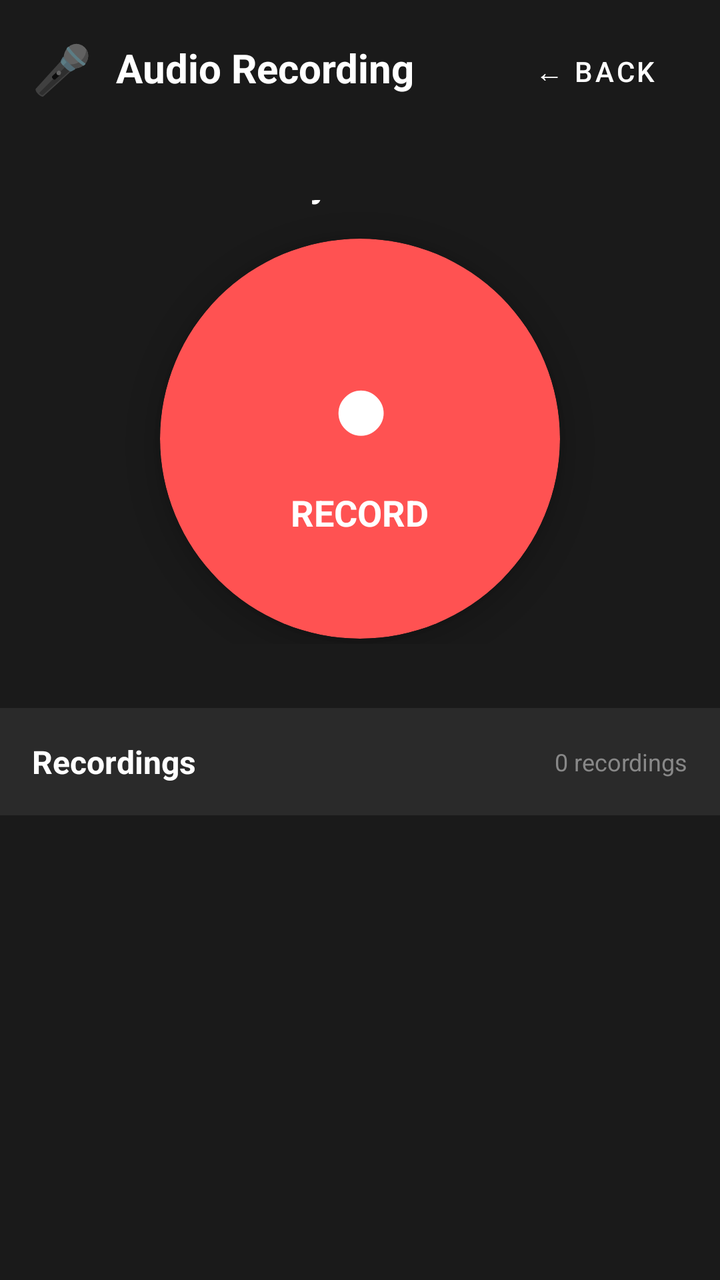
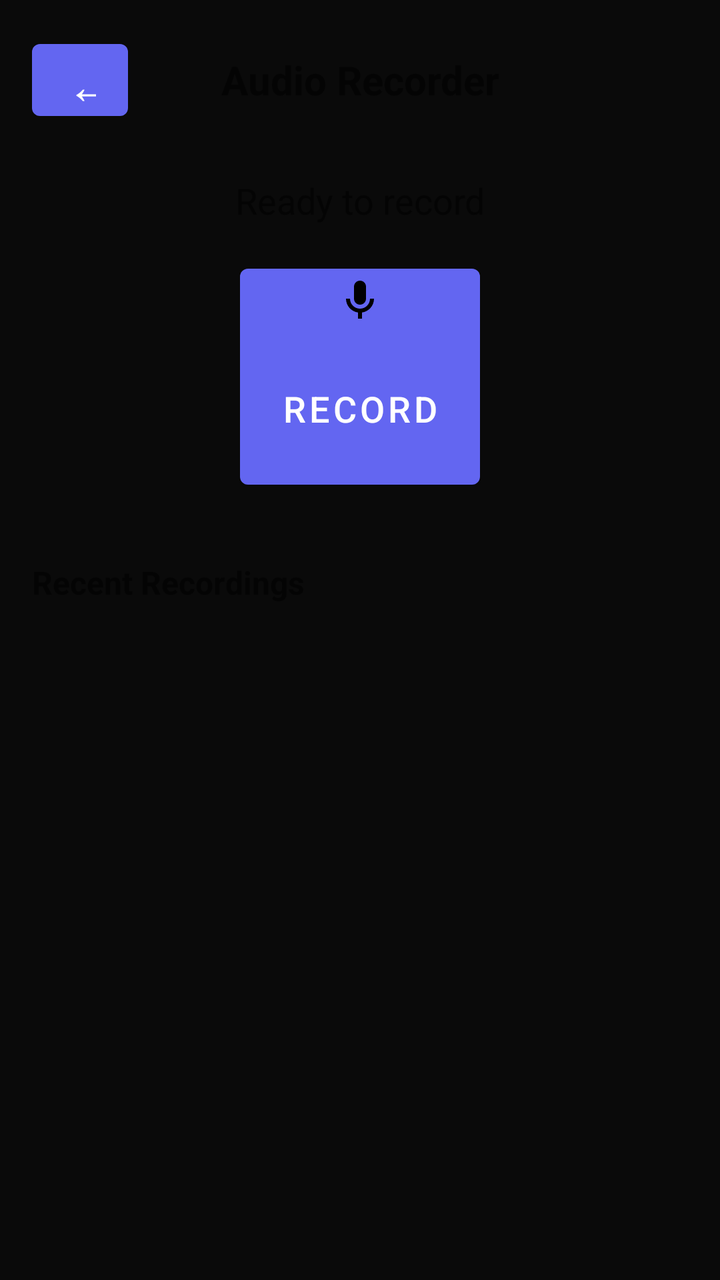

Screens rendered from an Android XML layout before and after an edit, with the pre-edit source and the edit as a unified diff.
<!-- AndroidManifest.xml: application theme Theme.Talita -->
<!-- res/layout/activity_audio.xml -->
<?xml version="1.0" encoding="utf-8"?>
<androidx.constraintlayout.widget.ConstraintLayout xmlns:android="http://schemas.android.com/apk/res/android"
    xmlns:app="http://schemas.android.com/apk/res-auto"
    android:layout_width="match_parent"
    android:layout_height="match_parent"
    android:background="#1A1A1A">

    
    <LinearLayout
        android:id="@+id/header_layout"
        android:layout_width="match_parent"
        android:layout_height="wrap_content"
        android:orientation="horizontal"
        android:padding="16dp"
        android:gravity="center_vertical"
        app:layout_constraintTop_toTopOf="parent"
        app:layout_constraintStart_toStartOf="parent"
        app:layout_constraintEnd_toEndOf="parent">

        <TextView
            android:layout_width="wrap_content"
            android:layout_height="wrap_content"
            android:text="🎤"
            android:textSize="24sp"
            android:layout_marginEnd="12dp" />

        <TextView
            android:layout_width="0dp"
            android:layout_height="wrap_content"
            android:layout_weight="1"
            android:text="Audio Recording"
            android:textColor="#FFFFFF"
            android:textSize="20sp"
            android:textStyle="bold" />

        <Button
            android:id="@+id/back_button"
            android:layout_width="wrap_content"
            android:layout_height="36dp"
            android:text="← Back"
            android:textColor="#FFFFFF"
            android:background="@android:color/transparent"
            android:minWidth="0dp"
            android:textSize="14sp" />

    </LinearLayout>

    
    <LinearLayout
        android:id="@+id/recording_section"
        android:layout_width="match_parent"
        android:layout_height="0dp"
        android:orientation="vertical"
        android:gravity="center"
        android:padding="32dp"
        app:layout_constraintTop_toBottomOf="@+id/header_layout"
        app:layout_constraintBottom_toTopOf="@+id/recordings_history_section"
        app:layout_constraintStart_toStartOf="parent"
        app:layout_constraintEnd_toEndOf="parent"
        app:layout_constraintVertical_weight="1">

        
        <TextView
            android:id="@+id/recording_status"
            android:layout_width="wrap_content"
            android:layout_height="wrap_content"
            android:text="Ready to Record"
            android:textColor="#FFFFFF"
            android:textSize="18sp"
            android:textStyle="bold"
            android:layout_marginBottom="16dp" />

        
        <TextView
            android:id="@+id/recording_timer"
            android:layout_width="wrap_content"
            android:layout_height="wrap_content"
            android:text="00:00"
            android:textColor="#FF5252"
            android:textSize="24sp"
            android:textStyle="bold"
            android:visibility="gone"
            android:layout_marginBottom="32dp" />

        
        <androidx.cardview.widget.CardView
            android:id="@+id/record_button_card"
            android:layout_width="200dp"
            android:layout_height="200dp"
            app:cardCornerRadius="100dp"
            app:cardBackgroundColor="#FF5252"
            app:cardElevation="8dp"
            android:clickable="true"
            android:focusable="true"
            android:foreground="?android:attr/selectableItemBackground">

            <LinearLayout
                android:layout_width="match_parent"
                android:layout_height="match_parent"
                android:orientation="vertical"
                android:gravity="center">

                <TextView
                    android:id="@+id/record_button_icon"
                    android:layout_width="wrap_content"
                    android:layout_height="wrap_content"
                    android:text="●"
                    android:textColor="#FFFFFF"
                    android:textSize="48sp"
                    android:textStyle="bold" />

                <TextView
                    android:id="@+id/record_button_text"
                    android:layout_width="wrap_content"
                    android:layout_height="wrap_content"
                    android:text="RECORD"
                    android:textColor="#FFFFFF"
                    android:textSize="18sp"
                    android:textStyle="bold"
                    android:layout_marginTop="8dp" />

            </LinearLayout>
        </androidx.cardview.widget.CardView>

        
        <TextView
            android:id="@+id/recording_instructions"
            android:layout_width="wrap_content"
            android:layout_height="wrap_content"
            android:text="Tap to start recording"
            android:textColor="#888888"
            android:textSize="14sp"
            android:layout_marginTop="24dp" />

    </LinearLayout>

    
    <LinearLayout
        android:id="@+id/recordings_history_section"
        android:layout_width="match_parent"
        android:layout_height="0dp"
        android:orientation="vertical"
        android:background="#2A2A2A"
        app:layout_constraintTop_toBottomOf="@+id/recording_section"
        app:layout_constraintBottom_toBottomOf="parent"
        app:layout_constraintStart_toStartOf="parent"
        app:layout_constraintEnd_toEndOf="parent"
        app:layout_constraintVertical_weight="1">

        
        <LinearLayout
            android:layout_width="match_parent"
            android:layout_height="wrap_content"
            android:orientation="horizontal"
            android:padding="16dp"
            android:gravity="center_vertical">

            <TextView
                android:layout_width="0dp"
                android:layout_height="wrap_content"
                android:layout_weight="1"
                android:text="Recordings"
                android:textColor="#FFFFFF"
                android:textSize="16sp"
                android:textStyle="bold" />

            <TextView
                android:id="@+id/recordings_count"
                android:layout_width="wrap_content"
                android:layout_height="wrap_content"
                android:text="0 recordings"
                android:textColor="#888888"
                android:textSize="12sp" />

        </LinearLayout>

        
        <androidx.recyclerview.widget.RecyclerView
            android:id="@+id/recordings_recycler"
            android:layout_width="match_parent"
            android:layout_height="match_parent"
            android:background="#1A1A1A"
            android:padding="8dp" />

    </LinearLayout>

</androidx.constraintlayout.widget.ConstraintLayout>
<!-- resources referenced by this layout -->
<resources>
  <style name="Theme.Talita" parent="Theme.MaterialComponents.DayNight.NoActionBar">
          
          <item name="colorPrimary">#6366F1</item>
          <item name="colorPrimaryVariant">#4C4EDB</item>
          <item name="colorOnPrimary">#FFFFFF</item>
          
          
          <item name="colorSecondary">#EC4899</item>
          <item name="colorSecondaryVariant">#DB2777</item>
          <item name="colorOnSecondary">#FFFFFF</item>
          
          
          <item name="android:colorBackground">#0A0A0A</item>
          <item name="colorSurface">#1A1A1A</item>
          <item name="colorError">#EF4444</item>
          
          
          <item name="android:statusBarColor">#0A0A0A</item>
          <item name="android:windowLightStatusBar">false</item>
          
          
          <item name="android:navigationBarColor">#111111</item>
          <item name="android:windowLightNavigationBar">false</item>
          
          
          <item name="android:textColorPrimary">#FAFAFA</item>
          <item name="android:textColorSecondary">#888888</item>
          
          
          <item name="android:windowBackground">#0A0A0A</item>
          
          
          <item name="android:windowDrawsSystemBarBackgrounds">true</item>
          <item name="android:fitsSystemWindows">false</item>
          
          
          <item name="materialCardViewStyle">@style/Widget.App.CardView</item>
          <item name="chipStyle">@style/Widget.App.Chip</item>
          <item name="floatingActionButtonStyle">@style/Widget.App.FloatingActionButton</item>
      </style>
  <style name="Widget.App.CardView" parent="Widget.MaterialComponents.CardView">
          <item name="cardBackgroundColor">#1A1A1A</item>
          <item name="cardCornerRadius">12dp</item>
          <item name="cardElevation">0dp</item>
          <item name="strokeWidth">0dp</item>
      </style>
  <style name="Widget.App.Chip" parent="Widget.MaterialComponents.Chip.Choice">
          <item name="chipBackgroundColor">@color/chip_background_color</item>
          <item name="chipStrokeColor">@android:color/transparent</item>
          <item name="chipStrokeWidth">0dp</item>
          <item name="chipCornerRadius">20dp</item>
          <item name="android:textColor">@color/chip_text_color</item>
          <item name="checkedIconVisible">false</item>
      </style>
  <style name="Widget.App.FloatingActionButton" parent="Widget.MaterialComponents.FloatingActionButton">
          <item name="backgroundTint">?attr/colorPrimary</item>
          <item name="tint">@android:color/white</item>
          <item name="rippleColor">@android:color/white</item>
      </style>
</resources>

<!-- the commit's change to res/layout/activity_audio.xml (unified diff, before → after) -->
@@ -1,187 +1,86 @@
 <?xml version="1.0" encoding="utf-8"?>
-<androidx.constraintlayout.widget.ConstraintLayout xmlns:android="http://schemas.android.com/apk/res/android"
-    xmlns:app="http://schemas.android.com/apk/res-auto"
+<LinearLayout xmlns:android="http://schemas.android.com/apk/res/android"
     android:layout_width="match_parent"
     android:layout_height="match_parent"
-    android:background="#1A1A1A">
+    android:orientation="vertical"
+    android:padding="16dp">
 
     
     <LinearLayout
-        android:id="@+id/header_layout"
         android:layout_width="match_parent"
         android:layout_height="wrap_content"
         android:orientation="horizontal"
-        android:padding="16dp"
-        android:gravity="center_vertical"
-        app:layout_constraintTop_toTopOf="parent"
-        app:layout_constraintStart_toStartOf="parent"
-        app:layout_constraintEnd_toEndOf="parent">
+        android:layout_marginBottom="24dp">
 
-        <TextView
-            android:layout_width="wrap_content"
-            android:layout_height="wrap_content"
-            android:text="🎤"
-            android:textSize="24sp"
-            android:layout_marginEnd="12dp" />
+        <Button
+            android:id="@+id/back_button"
+            android:layout_width="48dp"
+            android:layout_height="48dp"
+            android:text="←"
+            android:textSize="24sp" />
 
         <TextView
             android:layout_width="0dp"
             android:layout_height="wrap_content"
             android:layout_weight="1"
-            android:text="Audio Recording"
-            android:textColor="#FFFFFF"
+            android:text="Audio Recorder"
             android:textSize="20sp"
-            android:textStyle="bold" />
+            android:textStyle="bold"
+            android:gravity="center"
+            android:layout_gravity="center_vertical" />
 
-        <Button
-            android:id="@+id/back_button"
-            android:layout_width="wrap_content"
-            android:layout_height="36dp"
-            android:text="← Back"
-            android:textColor="#FFFFFF"
-            android:background="@android:color/transparent"
-            android:minWidth="0dp"
-            android:textSize="14sp" />
+        <View
+            android:layout_width="48dp"
+            android:layout_height="48dp" />
 
     </LinearLayout>
 
     
-    <LinearLayout
-        android:id="@+id/recording_section"
+    <TextView
+        android:id="@+id/status_text"
+        android:layout_width="match_parent"
+        android:layout_height="wrap_content"
+        android:text="Ready to record"
+        android:textSize="18sp"
+        android:gravity="center"
+        android:layout_marginBottom="16dp" />
+
+    
+    <TextView
+        android:id="@+id/duration_text"
+        android:layout_width="match_parent"
+        android:layout_height="wrap_content"
+        android:text="00:00"
+        android:textSize="48sp"
+        android:textStyle="bold"
+        android:gravity="center"
+        android:visibility="gone"
+        android:layout_marginBottom="24dp" />
+
+    
+    <Button
+        android:id="@+id/record_button"
+        android:layout_width="120dp"
+        android:layout_height="120dp"
+        android:layout_gravity="center"
+        android:text="Record"
+        android:textSize="18sp"
+        android:drawableTop="@drawable/ic_mic"
+        android:layout_marginBottom="32dp" />
+
+    
+    <TextView
+        android:layout_width="match_parent"
+        android:layout_height="wrap_content"
+        android:text="Recent Recordings"
+        android:textSize="16sp"
+        android:textStyle="bold"
+        android:layout_marginBottom="8dp" />
+
+    <androidx.recyclerview.widget.RecyclerView
+        android:id="@+id/recordings_recycler"
         android:layout_width="match_parent"
         android:layout_height="0dp"
-        android:orientation="vertical"
-        android:gravity="center"
-        android:padding="32dp"
-        app:layout_constraintTop_toBottomOf="@+id/header_layout"
-        app:layout_constraintBottom_toTopOf="@+id/recordings_history_section"
-        app:layout_constraintStart_toStartOf="parent"
-        app:layout_constraintEnd_toEndOf="parent"
-        app:layout_constraintVertical_weight="1">
+        android:layout_weight="1" />
 
-        
-        <TextView
-            android:id="@+id/recording_status"
-            android:layout_width="wrap_content"
-            android:layout_height="wrap_content"
-            android:text="Ready to Record"
-            android:textColor="#FFFFFF"
-            android:textSize="18sp"
-            android:textStyle="bold"
-            android:layout_marginBottom="16dp" />
-
-        
-        <TextView
-            android:id="@+id/recording_timer"
-            android:layout_width="wrap_content"
-            android:layout_height="wrap_content"
-            android:text="00:00"
-            android:textColor="#FF5252"
-            android:textSize="24sp"
-            android:textStyle="bold"
-            android:visibility="gone"
-            android:layout_marginBottom="32dp" />
-
-        
-        <androidx.cardview.widget.CardView
-            android:id="@+id/record_button_card"
-            android:layout_width="200dp"
-            android:layout_height="200dp"
-            app:cardCornerRadius="100dp"
-            app:cardBackgroundColor="#FF5252"
-            app:cardElevation="8dp"
-            android:clickable="true"
-            android:focusable="true"
-            android:foreground="?android:attr/selectableItemBackground">
-
-            <LinearLayout
-                android:layout_width="match_parent"
-                android:layout_height="match_parent"
-                android:orientation="vertical"
-                android:gravity="center">
-
-                <TextView
-                    android:id="@+id/record_button_icon"
-                    android:layout_width="wrap_content"
-                    android:layout_height="wrap_content"
-                    android:text="●"
-                    android:textColor="#FFFFFF"
-                    android:textSize="48sp"
-                    android:textStyle="bold" />
-
-                <TextView
-                    android:id="@+id/record_button_text"
-                    android:layout_width="wrap_content"
-                    android:layout_height="wrap_content"
-                    android:text="RECORD"
-                    android:textColor="#FFFFFF"
-                    android:textSize="18sp"
-                    android:textStyle="bold"
-                    android:layout_marginTop="8dp" />
-
-            </LinearLayout>
-        </androidx.cardview.widget.CardView>
-
-        
-        <TextView
-            android:id="@+id/recording_instructions"
-            android:layout_width="wrap_content"
-            android:layout_height="wrap_content"
-            android:text="Tap to start recording"
-            android:textColor="#888888"
-            android:textSize="14sp"
-            android:layout_marginTop="24dp" />
-
-    </LinearLayout>
-
-    
-    <LinearLayout
-        android:id="@+id/recordings_history_section"
-        android:layout_width="match_parent"
-        android:layout_height="0dp"
-        android:orientation="vertical"
-        android:background="#2A2A2A"
-        app:layout_constraintTop_toBottomOf="@+id/recording_section"
-        app:layout_constraintBottom_toBottomOf="parent"
-        app:layout_constraintStart_toStartOf="parent"
-        app:layout_constraintEnd_toEndOf="parent"
-        app:layout_constraintVertical_weight="1">
-
-        
-        <LinearLayout
-            android:layout_width="match_parent"
-            android:layout_height="wrap_content"
-            android:orientation="horizontal"
-            android:padding="16dp"
-            android:gravity="center_vertical">
-
-            <TextView
-                android:layout_width="0dp"
-                android:layout_height="wrap_content"
-                android:layout_weight="1"
-                android:text="Recordings"
-                android:textColor="#FFFFFF"
-                android:textSize="16sp"
-                android:textStyle="bold" />
-
-            <TextView
-                android:id="@+id/recordings_count"
-                android:layout_width="wrap_content"
-                android:layout_height="wrap_content"
-                android:text="0 recordings"
-                android:textColor="#888888"
-                android:textSize="12sp" />
-
-        </LinearLayout>
-
-        
-        <androidx.recyclerview.widget.RecyclerView
-            android:id="@+id/recordings_recycler"
-            android:layout_width="match_parent"
-            android:layout_height="match_parent"
-            android:background="#1A1A1A"
-            android:padding="8dp" />
-
-    </LinearLayout>
-
-</androidx.constraintlayout.widget.ConstraintLayout>
+</LinearLayout>
<!-- resource entries referenced after the edit -->
@@ -1,5 +1,15 @@
 <!-- resources referenced by this layout -->
 <resources>
+  <!-- drawable ic_mic (drawable) -->
+  <vector xmlns:android="http://schemas.android.com/apk/res/android"
+      android:width="24dp"
+      android:height="24dp"
+      android:viewportWidth="24"
+      android:viewportHeight="24">
+      <path
+          android:fillColor="#000000"
+          android:pathData="M12,14c1.66,0 3,-1.34 3,-3V5c0,-1.66 -1.34,-3 -3,-3S9,3.34 9,5v6C9,12.66 10.34,14 12,14zM17,11c0,2.76 -2.24,5 -5,5s-5,-2.24 -5,-5H5c0,3.53 2.61,6.43 6,6.92V21h2v-3.08c3.39,-0.49 6,-3.39 6,-6.92H17z"/>
+  </vector>
   <style name="Theme.Talita" parent="Theme.MaterialComponents.DayNight.NoActionBar">
           
           <item name="colorPrimary">#6366F1</item>
@@ -22,7 +32,7 @@
           
           
           <item name="android:navigationBarColor">#111111</item>
-          <item name="android:windowLightNavigationBar">false</item>
+          <item name="android:windowLightNavigationBar" tools:targetApi="27">false</item>
           
           
           <item name="android:textColorPrimary">#FAFAFA</item>
